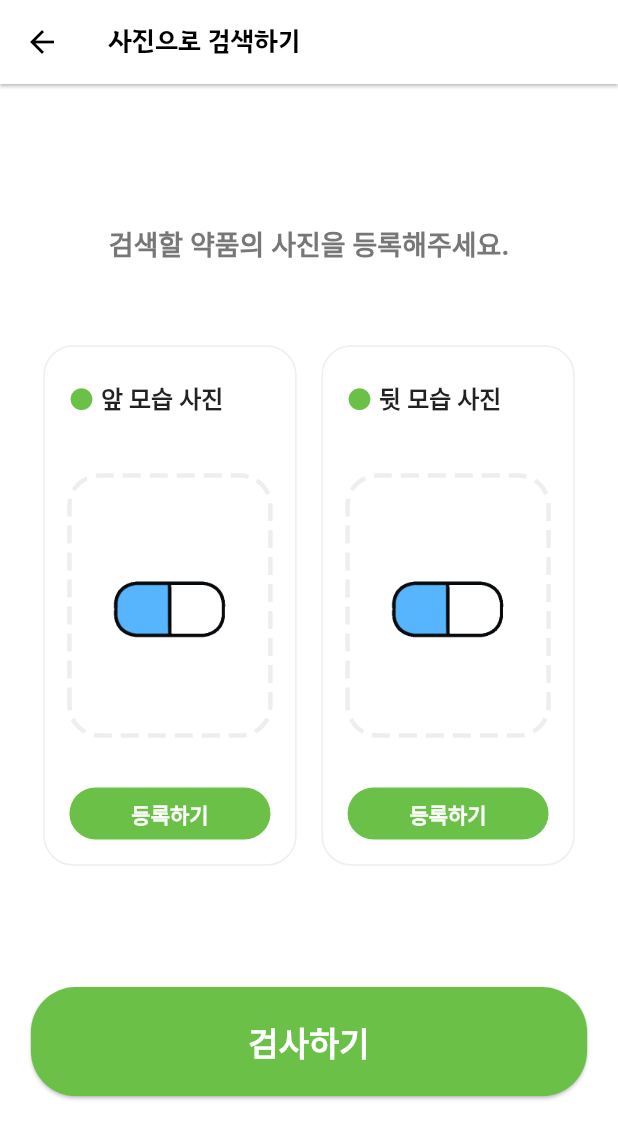
After one commit to Dongguk-Univ-Drugs/pillology, a Flutter app: the PhotoSearch screen opened directly, on a phone screen of 412 x 824 dp. The commit adds this screen. Shown: the top 1139 px of the screen. Run offline on Flutter 3.47's test engine with Material 2 defaults, Android fonts, the phone set to English and light mode, and no system bars; drawn by our look-alikes of dotted_border; missing offline and left inert: imagebutton.

Commit message:
사진으로 검색하기 페이지 +bottomModal 완성

```diff
--- /dev/null
+++ b/pill/lib/components/body/home/search/photo_main.dart
@@ -0,0 +1,291 @@
+import 'package:flutter/material.dart';
+import 'package:pill/components/header/header.dart';
+import 'package:pill/utility/box_decoration.dart';
+import 'package:pill/utility/palette.dart';
+import 'package:pill/utility/textify.dart';
+
+class PhotoSearch extends StatefulWidget {
+  PhotoSearch({Key key}) : super(key: key);
+
+  @override
+  _PhotoSearchState createState() => _PhotoSearchState();
+}
+
+class _PhotoSearchState extends State<PhotoSearch> {
+  Image defaultImage = new Image.asset('assets/icons/pill.png');
+
+  photoOptionModal(BuildContext context) {
+    return showModalBottomSheet(
+        context: context,
+        builder: buildBottomSheet,
+        backgroundColor: Color(0x00000000));
+  }
+
+  @override
+  Widget build(BuildContext context) {
+    return Scaffold(
+        appBar: customHeader(makeAppTitle("사진으로 검색하기")),
+        body: Center(
+            child: Container(
+                color: Colors.white,
+                padding:
+                    EdgeInsets.all(MediaQuery.of(context).size.width * 0.05),
+                child: Column(
+                  mainAxisAlignment: MainAxisAlignment.spaceEvenly,
+                  crossAxisAlignment: CrossAxisAlignment.stretch,
+                  children: [
+                    Expanded(
+                      flex: 1,
+                      child: SizedBox(),
+                    ),
+                    Expanded(
+                      flex: 1,
+                      child: makeSemiTitle(
+                          title: "검색할 약품의 사진을 등록해주세요.",
+                          size: 18.0,
+                          textAlign: TextAlign.center),
+                    ),
+                    Expanded(
+                      flex: 5,
+                      child: Row(
+                        mainAxisAlignment: MainAxisAlignment.spaceEvenly,
+                        children: [
+                          Expanded(
+                            flex: 5,
+                            child: Container(
+                              margin: EdgeInsets.all(
+                                  MediaQuery.of(context).size.width * 0.02),
+                              padding: EdgeInsets.all(
+                                  MediaQuery.of(context).size.width * 0.04),
+                              decoration: boxDecorationNoShadow(),
+                              child: Column(
+                                mainAxisAlignment:
+                                    MainAxisAlignment.spaceEvenly,
+                                crossAxisAlignment: CrossAxisAlignment.stretch,
+                                children: [
+                                  Expanded(
+                                    flex: 1,
+                                    child: Row(
+                                      crossAxisAlignment:
+                                          CrossAxisAlignment.center,
+                                      children: [
+                                        Text("●",
+                                            style: TextStyle(
+                                                color: colorThemeGreen,
+                                                fontSize: 16.0)),
+                                        SizedBox(
+                                          width: 5.0,
+                                        ),
+                                        makeSemiTitle(
+                                            title: "앞 모습 사진",
+                                            color: Colors.black87,
+                                            size: 16.0),
+                                      ],
+                                    ),
+                                  ),
+                                  Expanded(flex: 1, child: SizedBox()),
+                                  Expanded(
+                                    flex: 5,
+                                    child: dottedBorderContainer(defaultImage),
+                                  ),
+                                  Expanded(flex: 1, child: SizedBox()),
+                                  Expanded(
+                                    flex: 1,
+                                    child: TextButton(
+                                      onPressed: () => print("등록하기 눌ㄹ미!"),
+                                      child: makeSemiTitle(
+                                          title: "등록하기",
+                                          size: 14.0,
+                                          color: Colors.white),
+                                      style: TextButton.styleFrom(
+                                        shape: RoundedRectangleBorder(
+                                          borderRadius:
+                                              BorderRadius.circular(30),
+                                        ),
+                                        backgroundColor: colorThemeGreen,
+                                      ),
+                                    ),
+                                  )
+                                ],
+                              ),
+                            ),
+                          ),
+                          // Expanded(flex: 1, child: SizedBox()),
+                          Expanded(
+                            flex: 5,
+                            child: Container(
+                              margin: EdgeInsets.all(
+                                  MediaQuery.of(context).size.width * 0.02),
+                              padding: EdgeInsets.all(
+                                  MediaQuery.of(context).size.width * 0.04),
+                              decoration: boxDecorationNoShadow(),
+                              child: Column(
+                                mainAxisAlignment:
+                                    MainAxisAlignment.spaceEvenly,
+                                crossAxisAlignment: CrossAxisAlignment.stretch,
+                                children: [
+                                  Expanded(
+                                    flex: 1,
+                                    child: Row(
+                                      crossAxisAlignment:
+                                          CrossAxisAlignment.center,
+                                      children: [
+                                        Text("●",
+                                            style: TextStyle(
+                                                color: colorThemeGreen,
+                                                fontSize: 16.0)),
+                                        SizedBox(
+                                          width: 5.0,
+                                        ),
+                                        makeSemiTitle(
+                                            title: "뒷 모습 사진",
+                                            color: Colors.black87,
+                                            size: 16.0),
+                                      ],
+                                    ),
+                                  ),
+                                  Expanded(flex: 1, child: SizedBox()),
+                                  Expanded(
+                                    flex: 5,
+                                    child: dottedBorderContainer(defaultImage),
+                                  ),
+                                  Expanded(flex: 1, child: SizedBox()),
+                                  Expanded(
+                                    flex: 1,
+                                    child: TextButton(
+                                      onPressed: () =>
+                                          photoOptionModal(context),
+                                      child: makeSemiTitle(
+                                          title: "등록하기",
+                                          size: 14.0,
+                                          color: Colors.white),
+                                      style: TextButton.styleFrom(
+                                        shape: RoundedRectangleBorder(
+                                          borderRadius:
+                                              BorderRadius.circular(30),
+                                        ),
+                                        backgroundColor: colorThemeGreen,
+                                      ),
+                                    ),
+                                  )
+                                ],
+                              ),
+                            ),
+                          )
+                        ],
+                      ),
+                    ),
+                    Expanded(
+                      flex: 1,
+                      child: SizedBox(),
+                    ),
+                    Expanded(
+                      flex: 1,
+                      child: TextButton(
+                          onPressed: () => print("검사하기"),
+                          style: TextButton.styleFrom(
+                              backgroundColor: colorThemeGreen,
+                              elevation: 1.0,
+                              primary: Colors.blue[400],
+                              shape: RoundedRectangleBorder(
+                                  borderRadius: BorderRadius.circular(30))),
+                          child: makeBoldTitle(
+                              title: "검사하기", size: 22.0, color: Colors.white)),
+                    ),
+                    Expanded(
+                      flex: 1,
+                      child: SizedBox(),
+                    ),
+                  ],
+                ))));
+  }
+}
+
+Widget buildBottomSheet(BuildContext context) {
+  return Container(
+      padding: EdgeInsets.all(20.0),
+      decoration: BoxDecoration(
+          color: Colors.white,
+          borderRadius: BorderRadius.only(
+              topLeft: const Radius.circular(20),
+              topRight: const Radius.circular(20))),
+      child: Column(
+        children: [
+          blankBox(flex: 1),
+          Expanded(
+            flex: 4,
+            child: Row(
+              mainAxisAlignment: MainAxisAlignment.spaceBetween,
+              children: [
+                Expanded(
+                    flex: 4,
+                    child: ElevatedButton(
+                      onPressed: () => print("카메라로 찍는거임 !"),
+                      style: ElevatedButton.styleFrom(
+                        primary: Colors.white,
+                          onPrimary: colorThemeGreen,
+                          padding: EdgeInsets.symmetric(
+                              vertical: MediaQuery.of(context).size.width * 0.1,
+                              horizontal:
+                                  MediaQuery.of(context).size.width * 0.08),
+                          shape: RoundedRectangleBorder(
+                            borderRadius: BorderRadius.circular(20),
+                          ),
+                          elevation: 6.0, shadowColor: Colors.black45),
+                      child: Column(
+                        mainAxisAlignment: MainAxisAlignment.spaceEvenly,
+                        children: [
+                          Expanded(
+                              flex: 7,
+                              child: Image(
+                                  image: AssetImage(
+                                      'assets/icons/camera-outline.png'))),
+                          blankBox(flex: 1),
+                          Expanded(
+                              flex: 2, child: makeSemiTitle(title: '새로 사진 찍기', size: MediaQuery.of(context).size.width * 0.04))
+                        ],
+                      ),
+                    )),
+                blankBox(flex: 1),
+                Expanded(
+                    flex: 4,
+                    child: ElevatedButton(
+                      onPressed: () => print("카메라로 찍는거임 !"),
+                      style: ElevatedButton.styleFrom(
+                        primary: Colors.white,
+                          onPrimary: colorThemeGreen,
+                          padding: EdgeInsets.symmetric(
+                              vertical: MediaQuery.of(context).size.width * 0.1,
+                              horizontal:
+                                  MediaQuery.of(context).size.width * 0.08),
+                          shape: RoundedRectangleBorder(
+                            borderRadius: BorderRadius.circular(20),
+                          ),
+                          elevation: 6.0, shadowColor: Colors.black45),
+                      child: Column(
+                        mainAxisAlignment: MainAxisAlignment.spaceEvenly,
+                        children: [
+                          Expanded(
+                              flex: 7,
+                              child: Image(
+                                  image: AssetImage(
+                                      'assets/icons/images-outline.png'))),
+                          blankBox(flex: 1),
+                          Expanded(
+                              flex: 2, child: makeSemiTitle(title: '사진 선택하기', size: MediaQuery.of(context).size.width * 0.04))
+                        ],
+                      ),
+                    )),
+              ],
+            ),
+          ),
+          blankBox(flex: 1),
+          Expanded(
+              flex: 2,
+              child: makeBoldTitle(
+                  title: "사진을 등록할 방법을 선택해주세요.",
+                  color: Colors.black87,
+                  size: 16.0))
+        ],
+      ));
+}
--- a/pill/lib/utility/box_decoration.dart
+++ b/pill/lib/utility/box_decoration.dart
@@ -1,10 +1,11 @@
+import 'package:dotted_border/dotted_border.dart';
 import 'package:flutter/material.dart';
 import 'package:pill/utility/palette.dart';
 
 BoxShadow boxShadow01() {
   return BoxShadow(
       color: Colors.black.withOpacity(0.16),
-      offset: Offset(0.0, 1.0),
+      offset: Offset(0,0.3),
       blurRadius: 3.0);
 }
 
@@ -15,10 +16,26 @@ BoxDecoration boxDecorationMain() {
       border: Border.all(color: colorEEE),
       boxShadow: [boxShadow01()]);
 }
+
 BoxDecoration boxDecorationNoShadow() {
   return BoxDecoration(
-      color: Colors.white,
-      borderRadius: BorderRadius.circular(20),
-      border: Border.all(color: colorEEE),
-      );
+    color: Colors.white,
+    borderRadius: BorderRadius.circular(20),
+    border: Border.all(color: colorEEE),
+  );
 }
+
+DottedBorder dottedBorderContainer(final childWidget) {
+  return DottedBorder(
+    borderType: BorderType.RRect,
+    color: colorEEE,
+    radius: Radius.circular(20.0),
+    dashPattern: [12,6],
+    strokeWidth: 3.0,
+    child: Center(child: childWidget),
+  );
+}
+
+Expanded blankBox({int flex}) {
+  return Expanded(flex:flex == null ? 1 : flex, child:SizedBox());
+}
--- a/pill/lib/utility/textify.dart
+++ b/pill/lib/utility/textify.dart
@@ -1,36 +1,54 @@
 import 'package:flutter/material.dart';
 import 'package:pill/utility/palette.dart';
 
-Text makeBoldTitle(String title) {
+Text makeBoldTitle({String title, double size, Color color}) {
   return Text(
     title,
-    style: TextStyle(color: color777, fontWeight: FontWeight.bold, fontSize: 12.0),
+    style: TextStyle(
+        color: color == null ? color777 : color,
+        fontWeight: FontWeight.bold,
+        fontSize: size == null ? 12.0 : size),
   );
 }
+
 Text makeBoldTitleWithSize(String title, double size, TextAlign textAlign) {
   return Text(
     title,
-    style: TextStyle(color: color777, fontWeight: FontWeight.bold, fontSize: size),
+    style:
+        TextStyle(color: color777, fontWeight: FontWeight.bold, fontSize: size),
     textAlign: textAlign,
   );
 }
 
-Text makeSemiTitle(String title) {
+Text makeSemiTitle(
+    {String title, TextAlign textAlign, Color color, double size}) {
   return Text(
     title,
-    style: TextStyle(color: color777, fontWeight: FontWeight.w600, fontSize: 12.0),
+    style: TextStyle(
+        color: color == null ? color777 : color,
+        fontWeight: FontWeight.w600,
+        fontSize: size == null ? 12.0 : size),
+    textAlign: textAlign == null ? TextAlign.start : textAlign,
   );
 }
 
-RichText makeTitleWithColor({String normalStart, String emphasize, String normalEnd, Color color}) {
+RichText makeTitleWithColor(
+    {String normalStart, String emphasize, String normalEnd, Color color}) {
   return RichText(
-    text: TextSpan(
-      children: <TextSpan>[
-        TextSpan(text: normalStart + " ", style: TextStyle(color: colorTitle, fontSize: 16.0, fontWeight: FontWeight.w800)),
-        TextSpan(text: emphasize, style: TextStyle(color: color, fontSize: 18.0, fontWeight: FontWeight.w900)),
-        TextSpan(text: " " + normalEnd, style: TextStyle(color: colorTitle, fontSize: 16.0, fontWeight: FontWeight.w800)),
-      ]
-    ),
+    text: TextSpan(children: <TextSpan>[
+      TextSpan(
+          text: normalStart + " ",
+          style: TextStyle(
+              color: colorTitle, fontSize: 16.0, fontWeight: FontWeight.w800)),
+      TextSpan(
+          text: emphasize,
+          style: TextStyle(
+              color: color, fontSize: 18.0, fontWeight: FontWeight.w900)),
+      TextSpan(
+          text: " " + normalEnd,
+          style: TextStyle(
+              color: colorTitle, fontSize: 16.0, fontWeight: FontWeight.w800)),
+    ]),
   );
 }
 
@@ -40,3 +58,10 @@ Text makeContent(String content) {
     style: TextStyle(color: color777, fontSize: 11.0),
   );
 }
+
+Text makeAppTitle(String title) {
+  return Text(
+    title,
+    style: TextStyle(color: Colors.black, fontSize: 17.0, fontFamily: 'Gimpo'),
+  );
+}
```
Also changed, not shown: pill/lib/components/body/home/home_main.dart (+17 -8 lines), pill/pubspec.yaml (+5 -4 lines), pill/assets/fonts/gimpo.otf (added), pill/assets/icons/camera-outline-white.png (renamed from pill/assets/icons/camera_outline_white.png), pill/assets/icons/images-outline.png (added), pill/pubspec.lock.
